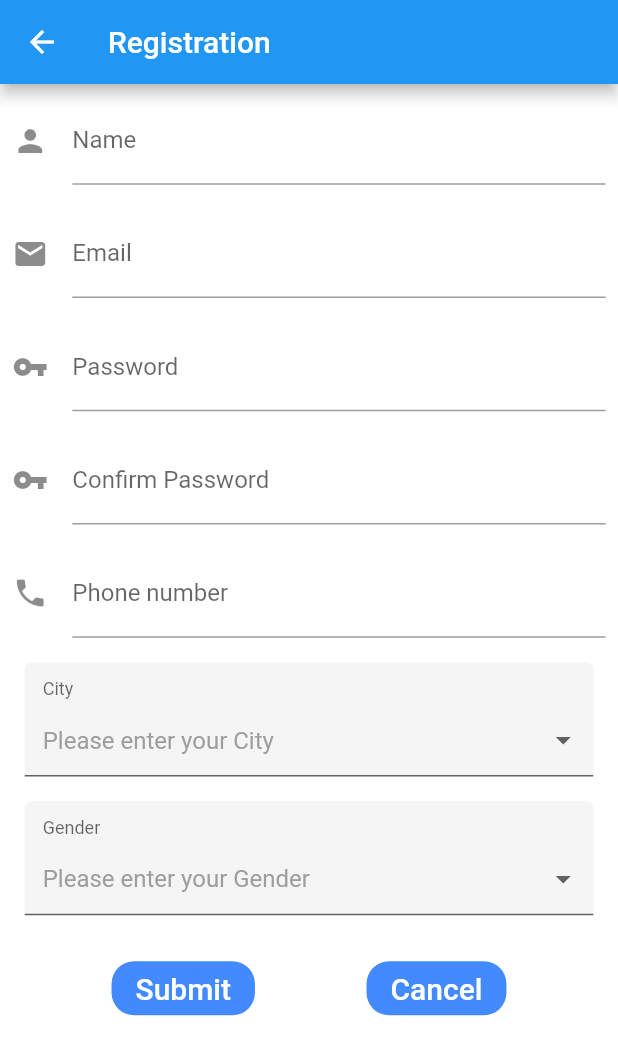
After one commit to GotIt-Team/flutter, a Flutter app: the RegistrationPage screen opened directly, on a phone screen of 412 x 824 dp. The commit adds this screen. Shown: the top 1055 px of the screen. Run offline on Flutter 3.47's test engine with Material 2 defaults, Android fonts, the light colour scheme and no system bars; drawn by our look-alikes of dropdown_formfield; our stand-ins replace carousel_pro, material_design_icons_flutter; accounts and stored records are empty.

Commit message:
Registration and Login

```diff
--- a/lib/Models/comment_model.dart
+++ b/lib/Models/comment_model.dart
@@ -1,4 +1,4 @@
-import 'package:gotit/Models/user_model.dart';
+import 'package:gotit/Models/user_model1.dart';
 
 class Comment{
   User user;
--- a/lib/Models/item_model.dart
+++ b/lib/Models/item_model.dart
@@ -1,6 +1,6 @@
 
 import 'package:flutter/cupertino.dart';
-import 'package:gotit/Models/user_model.dart';
+import 'package:gotit/Models/user_model1.dart';
 
 class Item{
   User user;
--- a/lib/Models/post_inner_details_model.dart
+++ b/lib/Models/post_inner_details_model.dart
@@ -1,7 +1,7 @@
 
 
 
-import 'package:gotit/Models/user_model.dart';
+import 'package:gotit/Models/user_model1.dart';
 
 import 'comment_model.dart';
 
--- a/lib/Models/user_model.dart
+++ b/lib/Models/user_model.dart
@@ -1,7 +1,27 @@
+//every user should have a service class to handle its data from the api
+//or we may use a generic repository
 
-class User{
-  String name;
-  String image;
-  int id;
-  User({this.id,this.name, this.image});
+
+
+class ViewModel {
+  String _name,_email,_password1,_password2,_phone,_address,_gender;
+  //Setter Functions
+  set Name (String name){this._name=name;}
+  set Email (String email){this._email=email;}
+  set Password1 (String pass1){this._password1=pass1;}
+  set Password2 (String pass2){this._password2=pass2;}
+  set PhoneNumber (String Phone){this._phone=Phone;}
+  set Gender (String gender){this._gender=gender;}
+  set Address (String address){this._address=address;}
+  //Getter Functions
+  String get Name{return _name;}
+  String get Email{return _email;}
+  String get Password1{return _password1;}
+  String get Password2{return _password2;}
+  String get PhoneNumber{return _phone;}
+  String get Gender{return _gender;}
+  String get Address{return _address;}
+
+
+
 }
--- /dev/null
+++ b/lib/Presenters/LoginPresenter.dart
@@ -0,0 +1,26 @@
+import 'package:flutter/cupertino.dart';
+import 'package:gotit/Models/user_model.dart';
+class LoggerPresenter {
+  ViewModel usermodel = new ViewModel();
+  // setter
+  void UserName(String Email){
+    usermodel.Email=Email;
+  }
+  void Password(String password){
+    usermodel.Password1=password;
+  }
+  String validateName(String Email){
+    if(Email.isEmpty){
+      return "Please Enter Your Email";
+    }
+  }
+  String validatePassword(String password){
+    if(password.isEmpty){
+      return "Please Enter Your password";
+    }
+  }
+  void p(){print(usermodel.Email);print(usermodel.Password1);}
+
+
+
+}
--- /dev/null
+++ b/lib/Presenters/RegistrationPresenter.dart
@@ -0,0 +1,101 @@
+import '../Models/user_model.dart';
+import 'package:flutter/material.dart';
+class RegisterPresinter {
+  final ViewModel userModel = new ViewModel();
+
+  void RName(String name) {
+    userModel.Name = name;
+  }
+
+  void REmail(String email) {
+    userModel.Email = email;
+  }
+
+  void RPassword1(String pass1) {
+    userModel.Password1 = pass1;
+  }
+
+  void RPassword2(String pass2) {
+    userModel.Password2 = pass2;
+  }
+
+  void RPhoneNumber(String number) {
+    userModel.PhoneNumber = number;
+  }
+
+  void RAddress(String address) {
+    userModel.Address = address;
+  }
+
+  void RGender(String gender) {
+    userModel.Gender = gender;
+  }
+
+  //Valdiation Functions of form
+
+  String validateName(String name) {
+    if (name.isEmpty) {
+      return "Please Enter Your Name";
+    }
+  }
+
+  String validateEmail(String email) {
+    if (email.isEmpty) {
+      return "Please Enter Your Correct Email";
+    }
+  }
+
+  String validatePassword1(String pass1) {
+    if (pass1.isEmpty || pass1.length < 8) {
+      return "Please Enter at least 8 characters";
+    }
+  }
+
+  String validatePassword2(String pass2) {
+    if (pass2.isEmpty) {
+      return "The password not Identical!";
+    }
+  }
+
+  String validatePhone(String number) {
+    if (number.isEmpty || number.length < 11) {
+      return "Please Enter Correct phone number ! ";
+    }
+  }
+
+  String validateAddress(String address) {
+    if (address.isEmpty) {
+      return "Please Enter Your Address";
+    }
+  }
+
+  String validateGender(String gender){
+    if(gender.isEmpty){
+      return "Please Enter male Or female";
+    }
+  }
+
+
+
+  void x() {
+    print(userModel.Name);
+    print(userModel.Email);
+    print(userModel.Password1);
+    print(userModel.Password2);
+    print(userModel.Gender);
+    print(userModel.PhoneNumber);
+    print(userModel.Address);
+  }
+
+  void cancelForm() {
+    userModel.Name = null;
+    userModel.Email = null;
+    userModel.Password1 = null;
+    userModel.Password2 = null;
+    userModel.PhoneNumber = null;
+    userModel.Address = null;
+    userModel.Gender = null;
+    x();
+    print('Cancel Done!');
+  }
+}
--- a/lib/Services/home_service.dart
+++ b/lib/Services/home_service.dart
@@ -1,5 +1,5 @@
 import 'package:gotit/Models/item_model.dart';
-import 'package:gotit/Models/user_model.dart';
+import 'package:gotit/Models/user_model1.dart';
 
 class HomeService{
 
--- a/lib/app_theme.dart
+++ b/lib/app_theme.dart
@@ -1,5 +1,6 @@
 import 'package:flutter/cupertino.dart';
 import 'package:flutter/material.dart';
+import 'package:dropdown_formfield/dropdown_formfield.dart';
 
 class ThemeHandler with ChangeNotifier {
   bool _isDark = false;
@@ -53,6 +54,7 @@ class AppTheme {
         fontSize: 18.0,
       ),
     ),
+
   );
 
   static final ThemeData darkTheme = ThemeData(
--- /dev/null
+++ b/lib/views/pages/RegistrationView.dart
@@ -0,0 +1,188 @@
+import 'package:flutter/cupertino.dart';
+import 'package:flutter/material.dart';
+import 'package:dropdown_formfield/dropdown_formfield.dart';
+import 'package:material_design_icons_flutter/material_design_icons_flutter.dart';
+import 'package:gotit/Presenters/RegistrationPresenter.dart';
+import 'package:gotit/Services/user_information.dart';
+
+
+class RegistrationPage extends StatefulWidget{
+  RegisterPresinter _presinterRegistration = new RegisterPresinter();
+
+  State<StatefulWidget>createState()=>RegistrationState();
+}
+
+class RegistrationState extends State<RegistrationPage>{
+  String dropDownValue , dropDownValue1;
+  final GlobalKey <FormState> formkey = new GlobalKey<FormState>();
+  void submitForm(){
+    if(formkey.currentState.validate()) {
+      formkey.currentState.save();
+      SendUserData(); // post http request 'send user information to server'
+      widget._presinterRegistration.x();
+    }
+    else {print('some thing error');}
+  }
+  void cancelRegistration() {
+    widget._presinterRegistration.cancelForm();
+    Navigator.pop(context, 'LandingView');
+
+  }
+
+  Widget build (BuildContext context)
+
+  {
+    double valuePadding = MediaQuery.of(context).size.height * 0.01 ;
+    double valuePadding2 = MediaQuery.of(context).size.height * 0.02 ;
+    return Scaffold(
+      appBar: AppBar(
+        title: Text('Registration'),
+
+      ),
+      body:new Form(
+        key:formkey ,
+        child: ListView(
+          children: <Widget>[
+            Padding(padding: EdgeInsets.all(valuePadding),child:TextFormField(
+              keyboardType: TextInputType.text,
+              decoration: InputDecoration(
+                icon: Icon(Icons.person),
+                labelText: 'Name',
+                hintText: ('Enter Your Name'),
+              ),
+              validator: widget._presinterRegistration.validateName,
+              onSaved: widget._presinterRegistration.RName,
+
+            ),),
+            Padding(padding: EdgeInsets.all(valuePadding),child:TextFormField(
+              keyboardType: TextInputType.emailAddress,
+              decoration: InputDecoration(
+                icon: Icon(Icons.email),
+                labelText: 'Email',
+                hintText: ('Enter Your Email'),
+              ),
+              validator:widget._presinterRegistration.validateEmail,
+              onSaved:widget._presinterRegistration.REmail,
+            ),),
+            Padding(padding: EdgeInsets.all(valuePadding),child:TextFormField(
+              obscureText: true,
+              decoration: InputDecoration(
+                icon: Icon(Icons.vpn_key),
+                labelText: 'Password',
+                hintText: ('Enter Your Password'),
+              ),
+              validator:widget._presinterRegistration.validatePassword1,
+              onSaved:widget._presinterRegistration.RPassword1,
+            ),),
+            Padding(padding: EdgeInsets.all(valuePadding),child:TextFormField(
+              obscureText: true,
+              decoration: InputDecoration(
+                icon: Icon(Icons.vpn_key),
+                labelText: 'Confirm Password',
+                hintText: ('Enter Your Password again'),
+              ),
+              validator:widget._presinterRegistration.validatePassword2,
+              onSaved: widget._presinterRegistration.RPassword2,
+            ),),
+            Padding(padding: EdgeInsets.all(valuePadding),child:TextFormField(
+              keyboardType: TextInputType.number,
+              decoration: InputDecoration(
+                icon: Icon(Icons.phone),
+                labelText: 'Phone number',
+                hintText: ('Enter Your Phone Number'),
+              ),
+              validator:widget._presinterRegistration.validatePhone,
+              onSaved:widget._presinterRegistration.RPhoneNumber,
+            ),),
+            Padding(padding: EdgeInsets.fromLTRB(valuePadding2,valuePadding,valuePadding2,valuePadding),child:DropDownFormField(
+
+              titleText: 'City',
+              // icon:Icons.ac_unit,
+              hintText: 'Please enter your City',
+              value: dropDownValue,
+              onSaved: (value){
+                setState(() {
+                  widget._presinterRegistration.RAddress(value);
+                });
+              },
+              onChanged: (value){
+                setState(() {
+                  dropDownValue=value;
+                });
+              },
+              dataSource: [
+                {
+                  "display": "Fayoum",
+                  "value": "Fayoum",
+                },
+                {
+                  "display": "Giza",
+                  "value": "Giza",
+                },
+              ],
+              textField: 'display',
+              valueField: 'value',
+            ),),
+            Padding(padding: EdgeInsets.fromLTRB(valuePadding2,valuePadding,valuePadding2,valuePadding),child:DropDownFormField(
+
+              titleText: 'Gender',
+              // icon:Icons.ac_unit,
+              hintText: 'Please enter your Gender',
+              value: dropDownValue1,
+              onSaved: (value){
+                setState(() {
+                  widget._presinterRegistration.RGender(value);
+                });
+              },
+              onChanged: (value){
+                setState(() {
+                  dropDownValue1=value;
+                });
+              },
+              dataSource: [
+                {
+                  "display": "Male",
+                  "value": "Male",
+                },
+                {
+                  "display": "Female",
+                  "value": "Female",
+                },
+                {
+                  "display":"Organization",
+                  "value":"Organization",
+                },
+              ],
+              textField: 'display',
+              valueField: 'value',
+            ),),
+            Padding(padding: EdgeInsets.all(valuePadding),child: Row(
+              mainAxisAlignment: MainAxisAlignment.spaceEvenly,
+              children: <Widget>[
+                Padding(padding: EdgeInsets.all(valuePadding),child:Center(
+                  child: FlatButton(
+
+                    child: Text('Submit',style: TextStyle(color: Colors.white,fontSize: 20),),
+                    onPressed: submitForm,
+                    colorBrightness: Brightness.dark ,
+                    color: Colors.blueAccent,
+                  ),
+                ),),
+                Padding(padding: EdgeInsets.all(valuePadding),child:Center(
+                  child: FlatButton(
+                    child: Text('Cancel',style: TextStyle(color: Colors.white,fontSize: 20),),
+                    onPressed: cancelRegistration,
+                    colorBrightness: Brightness.dark ,
+                    color: Colors.blueAccent,
+                  ),
+                ),),
+              ],
+            ),
+            )
+          ],
+        ),
+      ),
+    );
+
+  }
+}
--- a/pubspec.yaml
+++ b/pubspec.yaml
@@ -25,6 +25,11 @@ dependencies:
   # The following adds the Cupertino Icons font to your application.
   # Use with the CupertinoIcons class for iOS style icons.
   cupertino_icons: ^0.1.2
+  shared_preferences: ^0.5.4+8
+  material_design_icons_flutter: ^4.0.5345
+  http: ^0.12.1
+  dropdown_formfield: ^0.1.2
+  bubble: ^1.1.9+1
 
 dev_dependencies:
   flutter_test:
@@ -49,6 +54,7 @@ flutter:
   - assets/images/crying_cat.jpg
   - assets/images/Sheka.jpeg
   - assets/images/Sheka.jpg
+  - assets/images/logo.png
   # An image asset can refer to one or more resolution-specific "variants", see
   # https://flutter.dev/assets-and-images/#resolution-aware.
 
```
Also changed, not shown: lib/Models/user_model1.dart (added, +7 -0 lines), lib/Services/user_information.dart (added, +36 -0 lines), lib/views/pages/LandingView.dart (added, +49 -0 lines), lib/views/pages/LoginView.dart (added, +77 -0 lines), lib/views/pages/test.dart (added, +28 -0 lines), assets/Images/logo.png (added), lib/main.dart (indentation only), pubspec.lock.
